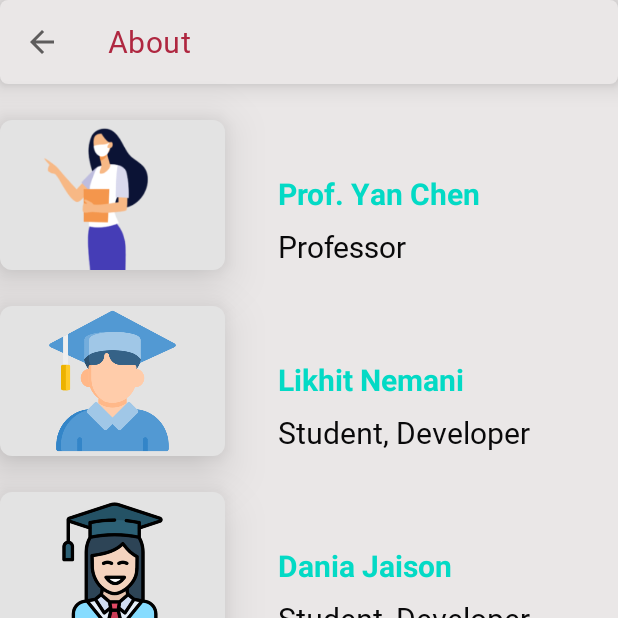
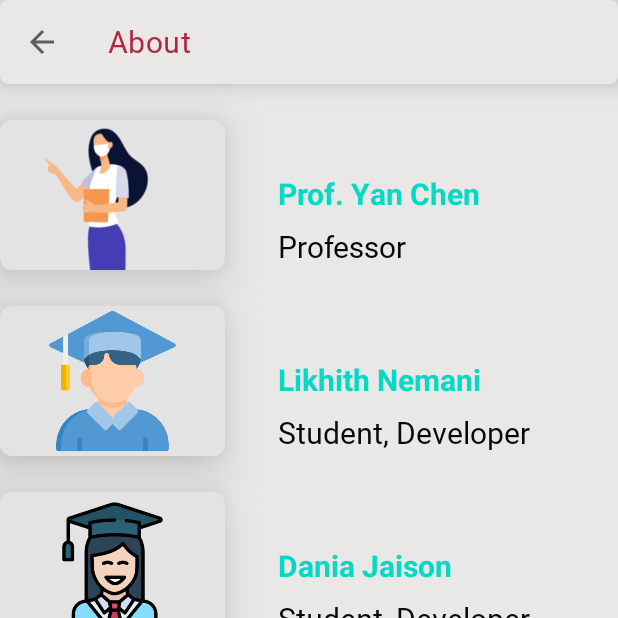
Before and after one commit to prathameshdixit/ExpenseCalculator, an Android app: the AboutActivity screen opened directly, with no data from a screen before it, on a phone screen of 412 x 824 dp, the top half of it. Run offline under Robolectric (Android 15) with nearby library versions, the phone set to English and light mode, and no system bars.

```diff
--- a/app/src/main/res/layout/about_activity.xml
+++ b/app/src/main/res/layout/about_activity.xml
@@ -80,7 +80,7 @@
         android:layout_marginStart="32dp"
         android:fontFamily="nunito_bold"
         android:textColor="@color/teal_200"
-        android:text="Likhit Nemani"
+        android:text="Likhith Nemani"
         android:textAppearance="?attr/textAppearanceListItem"
         android:textSize="20sp"
         android:textStyle="bold"
```
Also changed, not shown: 1 other file.
